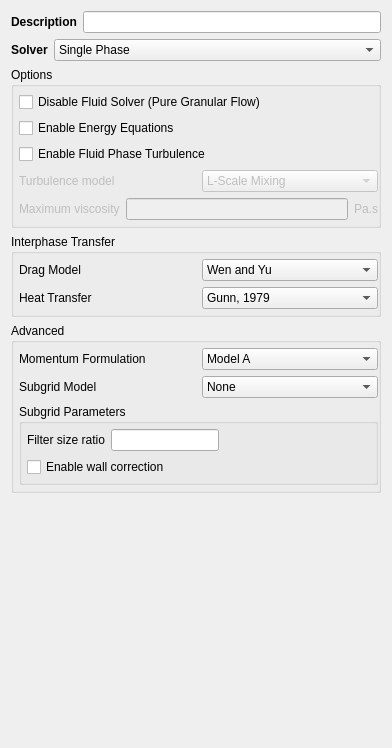
Old version of the form gui/uifiles/model_setup.ui in the repository truongd8593/mfix.
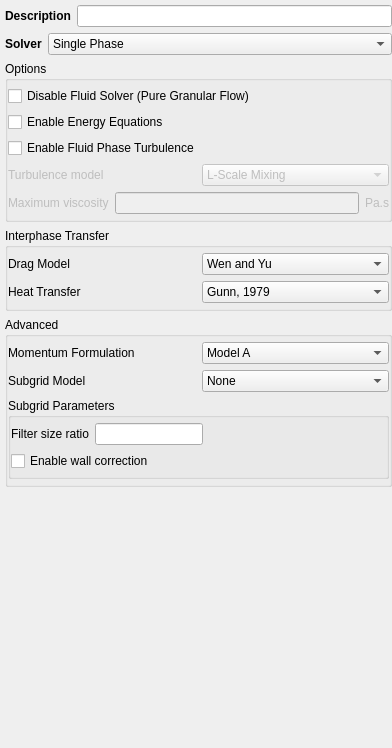
New version of the form. Custom widgets are drawn as their Qt base class.

Commit message: spacers, margins

```diff
--- a/gui/uifiles/model_setup.ui
+++ b/gui/uifiles/model_setup.ui
@@ -11,6 +11,18 @@
    </rect>
   </property>
   <layout class="QVBoxLayout" name="verticalLayout">
+   <property name="leftMargin">
+    <number>5</number>
+   </property>
+   <property name="topMargin">
+    <number>5</number>
+   </property>
+   <property name="rightMargin">
+    <number>0</number>
+   </property>
+   <property name="bottomMargin">
+    <number>0</number>
+   </property>
    <item>
     <layout class="QHBoxLayout" name="horizontalLayout">
      <item>
@@ -93,7 +105,7 @@
      </property>
      <layout class="QGridLayout" name="gridLayout_2">
       <property name="leftMargin">
-       <number>5</number>
+       <number>0</number>
       </property>
       <property name="topMargin">
        <number>5</number>
@@ -196,7 +208,7 @@
      </property>
      <layout class="QGridLayout" name="gridLayout_4">
       <property name="leftMargin">
-       <number>5</number>
+       <number>0</number>
       </property>
       <property name="topMargin">
        <number>5</number>
@@ -252,7 +264,7 @@
      </property>
      <layout class="QGridLayout" name="gridLayout_6">
       <property name="leftMargin">
-       <number>5</number>
+       <number>0</number>
       </property>
       <property name="topMargin">
        <number>5</number>
@@ -331,7 +343,7 @@
         </property>
         <layout class="QGridLayout" name="gridLayout">
          <property name="leftMargin">
-          <number>5</number>
+          <number>0</number>
          </property>
          <property name="topMargin">
           <number>5</number>
```
The commit also changes 2 other files.
